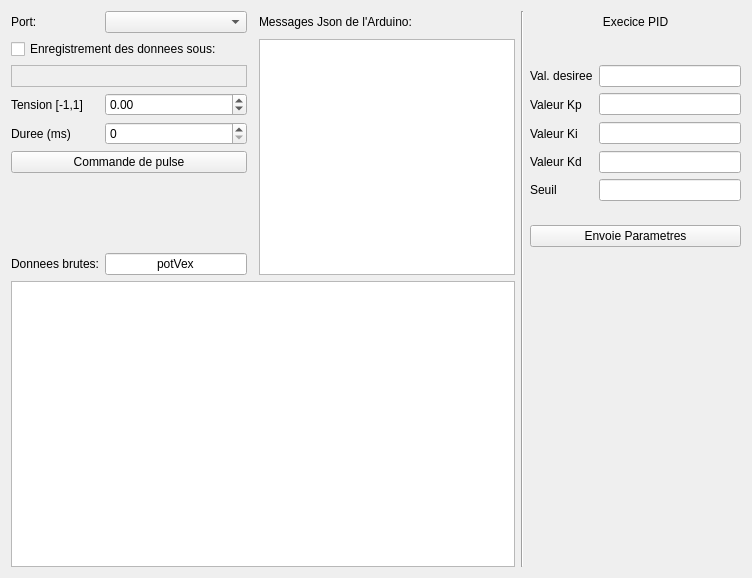
This is S3GROProjet-master/IdentificationParams/identification_Qt/mainwindow.ui in Natael21/S3GROProjet-master as Qt 5 draws it before an edit. The edited form follows.
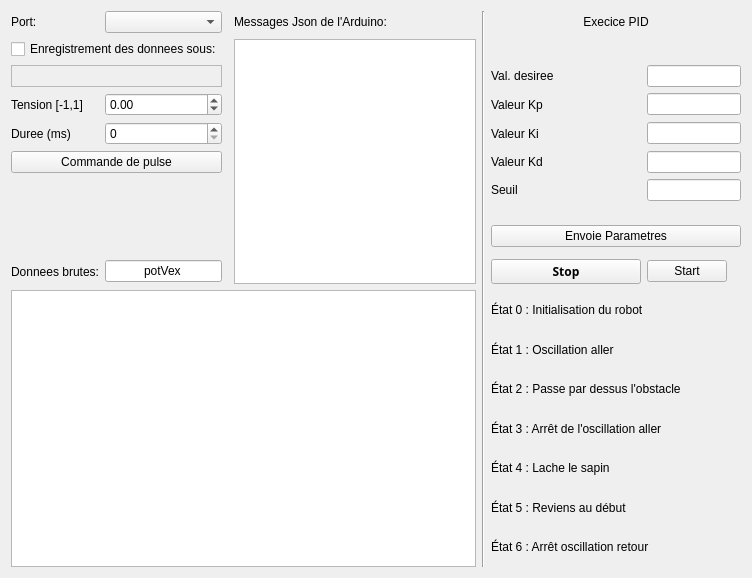
This is the edited form. Custom widgets are drawn as their Qt base class.

Patch:
```diff
--- a/S3GROProjet-master/IdentificationParams/identification_Qt/mainwindow.ui
+++ b/S3GROProjet-master/IdentificationParams/identification_Qt/mainwindow.ui
@@ -18,6 +18,25 @@
   </property>
   <widget class="QWidget" name="centralWidget">
    <layout class="QGridLayout" name="gridLayout">
+    <item row="16" column="1">
+     <widget class="QLineEdit" name="JsonKey">
+      <property name="text">
+       <string>potVex</string>
+      </property>
+      <property name="alignment">
+       <set>Qt::AlignCenter</set>
+      </property>
+     </widget>
+    </item>
+    <item row="5" column="3" rowspan="12">
+     <widget class="QTextBrowser" name="textBrowser">
+      <property name="font">
+       <font>
+        <pointsize>9</pointsize>
+       </font>
+      </property>
+     </widget>
+    </item>
     <item row="6" column="0" colspan="2">
      <widget class="QLabel" name="label_pathCSV">
       <property name="frameShape">
@@ -48,23 +67,13 @@
       </property>
      </widget>
     </item>
-    <item row="4" column="4" rowspan="13">
+    <item row="4" column="4" rowspan="14">
      <widget class="Line" name="line_3">
       <property name="orientation">
        <enum>Qt::Vertical</enum>
       </property>
      </widget>
     </item>
-    <item row="15" column="1">
-     <widget class="QLineEdit" name="JsonKey">
-      <property name="text">
-       <string>potVex</string>
-      </property>
-      <property name="alignment">
-       <set>Qt::AlignCenter</set>
-      </property>
-     </widget>
-    </item>
     <item row="8" column="0">
      <widget class="QLabel" name="label_2">
       <property name="text">
@@ -99,13 +108,6 @@
       </property>
      </widget>
     </item>
-    <item row="15" column="0">
-     <widget class="QLabel" name="label_3">
-      <property name="text">
-       <string>Donnees brutes:</string>
-      </property>
-     </widget>
-    </item>
     <item row="4" column="3">
      <widget class="QLabel" name="label_4">
       <property name="text">
@@ -116,6 +118,13 @@
       </property>
      </widget>
     </item>
+    <item row="16" column="0">
+     <widget class="QLabel" name="label_3">
+      <property name="text">
+       <string>Donnees brutes:</string>
+      </property>
+     </widget>
+    </item>
     <item row="14" column="2">
      <widget class="Line" name="line">
       <property name="orientation">
@@ -139,15 +148,6 @@
       </property>
      </widget>
     </item>
-    <item row="5" column="3" rowspan="11">
-     <widget class="QTextBrowser" name="textBrowser">
-      <property name="font">
-       <font>
-        <pointsize>9</pointsize>
-       </font>
-      </property>
-     </widget>
-    </item>
     <item row="6" column="5">
      <widget class="QLabel" name="label_7">
       <property name="text">
@@ -195,9 +195,6 @@
       </property>
      </widget>
     </item>
-    <item row="16" column="0" colspan="4">
-     <widget class="QChartView" name="graph"/>
-    </item>
     <item row="9" column="0" colspan="2">
      <widget class="QPushButton" name="pulseButton">
       <property name="text">
@@ -218,6 +215,121 @@
       </property>
      </widget>
     </item>
+    <item row="16" column="6">
+     <widget class="QPushButton" name="StartButton">
+      <property name="sizePolicy">
+       <sizepolicy hsizetype="Fixed" vsizetype="Fixed">
+        <horstretch>0</horstretch>
+        <verstretch>0</verstretch>
+       </sizepolicy>
+      </property>
+      <property name="layoutDirection">
+       <enum>Qt::LeftToRight</enum>
+      </property>
+      <property name="text">
+       <string>Start</string>
+      </property>
+      <property name="iconSize">
+       <size>
+        <width>16</width>
+        <height>16</height>
+       </size>
+      </property>
+     </widget>
+    </item>
+    <item row="17" column="0" colspan="4">
+     <widget class="QChartView" name="graph"/>
+    </item>
+    <item row="17" column="5" colspan="2">
+     <layout class="QVBoxLayout" name="verticalLayout_4">
+      <property name="spacing">
+       <number>0</number>
+      </property>
+      <item>
+       <widget class="QLabel" name="label_13">
+        <property name="text">
+         <string>État 0 : Initialisation du robot</string>
+        </property>
+       </widget>
+      </item>
+      <item>
+       <widget class="QLabel" name="label_15">
+        <property name="text">
+         <string>État 1 : Oscillation aller</string>
+        </property>
+       </widget>
+      </item>
+      <item>
+       <widget class="QLabel" name="label_14">
+        <property name="text">
+         <string>État 2 : Passe par dessus l'obstacle</string>
+        </property>
+       </widget>
+      </item>
+      <item>
+       <widget class="QLabel" name="label_12">
+        <property name="text">
+         <string>État 3 : Arrêt de l'oscillation aller</string>
+        </property>
+       </widget>
+      </item>
+      <item>
+       <widget class="QLabel" name="label_17">
+        <property name="text">
+         <string>État 4 : Lache le sapin</string>
+        </property>
+       </widget>
+      </item>
+      <item>
+       <widget class="QLabel" name="label_16">
+        <property name="text">
+         <string>État 5 : Reviens au début</string>
+        </property>
+       </widget>
+      </item>
+      <item>
+       <widget class="QLabel" name="label_18">
+        <property name="text">
+         <string>État 6 : Arrêt oscillation retour</string>
+        </property>
+       </widget>
+      </item>
+     </layout>
+    </item>
+    <item row="16" column="5">
+     <widget class="QPushButton" name="Stop">
+      <property name="sizePolicy">
+       <sizepolicy hsizetype="Minimum" vsizetype="Minimum">
+        <horstretch>0</horstretch>
+        <verstretch>0</verstretch>
+       </sizepolicy>
+      </property>
+      <property name="minimumSize">
+       <size>
+        <width>150</width>
+        <height>0</height>
+       </size>
+      </property>
+      <property name="maximumSize">
+       <size>
+        <width>200</width>
+        <height>16777215</height>
+       </size>
+      </property>
+      <property name="font">
+       <font>
+        <family>Sans Serif</family>
+        <weight>75</weight>
+        <bold>true</bold>
+        <underline>false</underline>
+        <strikeout>false</strikeout>
+       </font>
+      </property>
+      <property name="text">
+       <string>Stop</string>
+      </property>
+     </widget>
+    </item>
    </layout>
   </widget>
  </widget>
```
